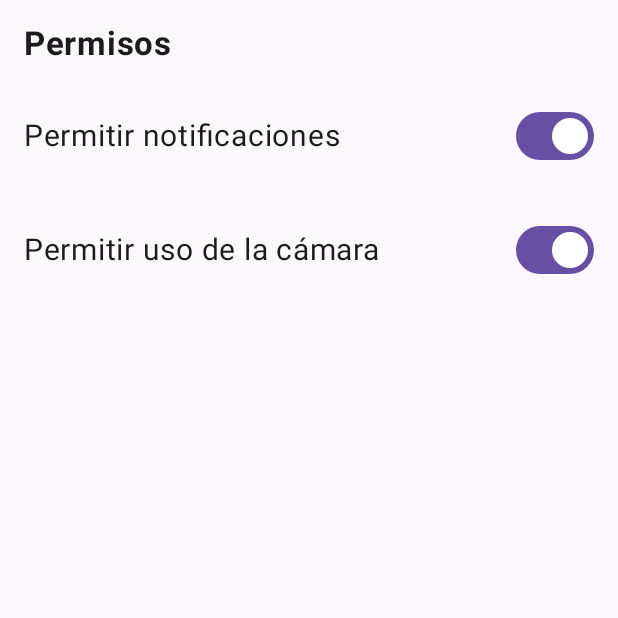
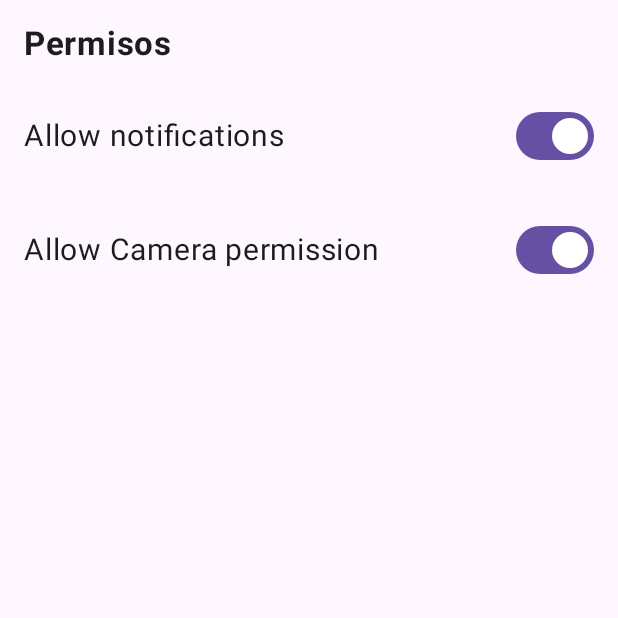
Before and after one commit to Yonjar-Android/YonjarChat, an Android app built with Jetpack Compose: the composable PermissionsSettingsScreen shown on its own in the app's theme, on a phone screen of 412 x 824 dp, the top half of it. Run offline under Robolectric (Android 15) with nearby library versions, the phone set to English and light mode, and no system bars; pictures from the network do not load.

Commit message:
refactor: Internationalize strings in Chat and Settings screens
This commit introduces string resources for various UI elements in the Chat and Settings screens to support internationalization.

```diff
--- a/app/src/main/java/com/example/yonjarchat/presentation/chatList/ChatListScreen.kt
+++ b/app/src/main/java/com/example/yonjarchat/presentation/chatList/ChatListScreen.kt
@@ -223,8 +223,6 @@ fun ChatItem(
         verticalAlignment = Alignment.CenterVertically)
     {
 
-
-        println("Foto de perfil: ${user.imageUrl}")
         AsyncImage(
             model = user.imageUrl,
             contentDescription = "User Image",
--- a/app/src/main/java/com/example/yonjarchat/presentation/login/LoginScreen.kt
+++ b/app/src/main/java/com/example/yonjarchat/presentation/login/LoginScreen.kt
@@ -82,7 +82,7 @@ fun LoginScreen(
         Column(
             modifier = Modifier
                 .fillMaxSize()
-                .padding(WindowInsets.systemBars.asPaddingValues()) // Evita superposición con la barra de estado
+                .padding(WindowInsets.systemBars.asPaddingValues()) // Avoid superposition of system bar
                 .padding(horizontal = 8.dp) // Espaciado horizontal opcional
                 .background(MaterialTheme.colorScheme.background),
 
--- a/app/src/main/res/values/strings.xml
+++ b/app/src/main/res/values/strings.xml
@@ -24,4 +24,16 @@
     <string name="enterUsernameStr">Enter your new username:</string>
     <string name="saveStr">Save</string>
     <string name="updatePictureStr">Update Picture</string>
+    <string name="permissionsStr">Permissions</string>
+    <string name="allowNotiStr">Allow notifications</string>
+    <string name="cameraPermiStr">Allow Camera permission</string>
+    <string name="cameraStr">camera</string>
+    <string name="notificationsStr">notifications</string>
+    <string name="goToSetStr">Go to settings</string>
+    <string name="revokePermiStr">Revoke permission</string>
+    <string name="revokePermiTextStr">To revoke the %1$s permission, go to the app settings.</string>
+    <string name="sendStr">Send</string>
+    <string name="sendImageStr">Send image</string>
+    <string name="wouldYouLikeSendImageStr">Would you like to send this image?</string>
+
 </resources>
```
Also changed, not shown: app/src/main/java/com/example/yonjarchat/presentation/chat/ChatScreen.kt (+11 -4 lines), app/src/main/java/com/example/yonjarchat/presentation/settings/SettingsScreen.kt (+41 -11 lines), 1 other file.
